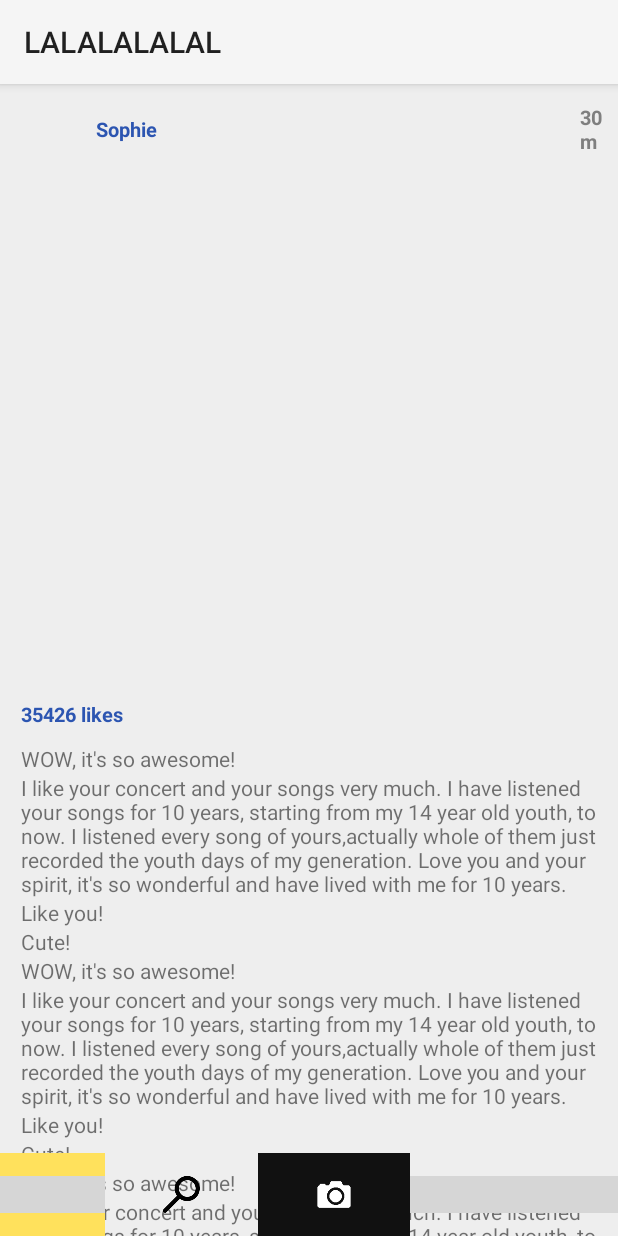
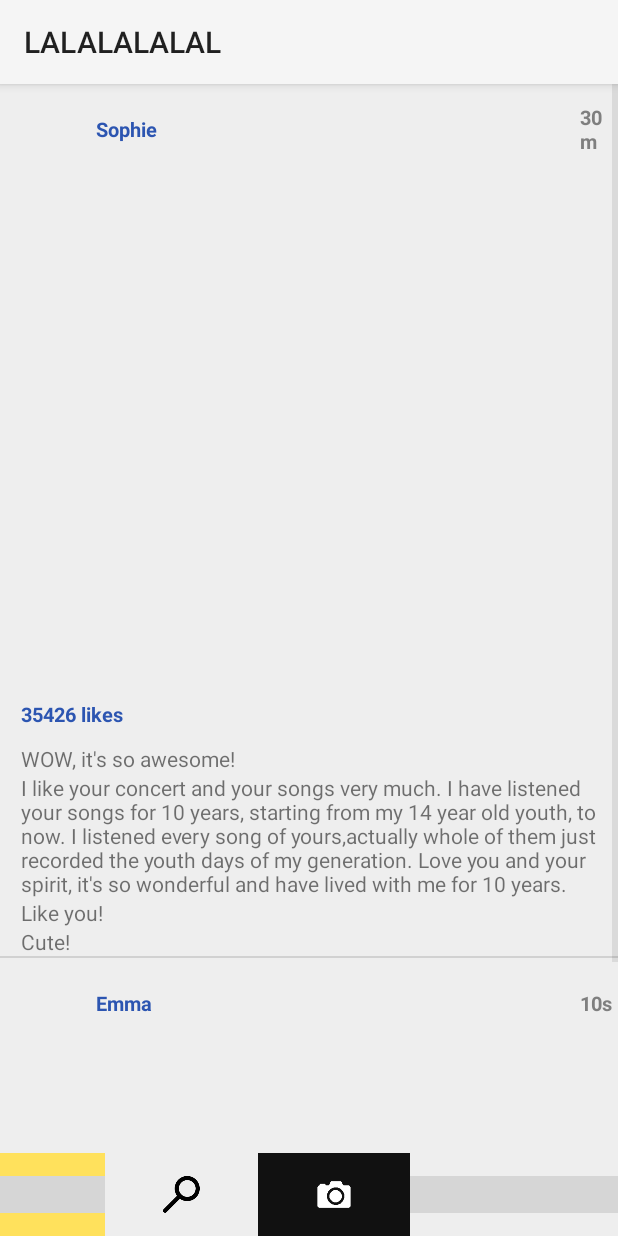
Before and after one commit to xiexiangyi0/PicsHouse-Android, an Android app: the screen it shows after launch (MainActivity), after a tap on an icon or button, on a phone screen of 412 x 824 dp. Run offline under Robolectric (Android 15) with nearby library versions, the phone set to English and light mode, and no system bars; 3 statements that could not run were skipped; grey boxes are pictures that could not be loaded.

Commit message:
fix 'getView' duplicate adding comment view issue.

```diff
--- a/app/src/main/java/com/xiangyixie/picshouse/model/PostFeedData.java
+++ b/app/src/main/java/com/xiangyixie/picshouse/model/PostFeedData.java
@@ -22,21 +22,21 @@ public class PostFeedData {
         String[] usernames={"Sophie","Emma","Anna","Diana","Michael","Peter"};
 
         String[] user_img_uris = {
-                "/sdcard/DCIM/Camera/IMG_20140328_100316.jpeg",
-                "/sdcard/DCIM/Camera/IMG_20140328_120349.jpeg",
-                "/sdcard/DCIM/Camera/IMG_20140330_113729.jpeg",
-                "/sdcard/DCIM/Camera/IMG_20140331_174356.jpeg",
-                "/sdcard/DCIM/Camera/IMG_20140726_154656.jpeg",
-                "/sdcard/DCIM/Camera/IMG_20140918_120303.jpeg"
+                "/sdcard/Download/img1.jpg",
+                "/sdcard/Download/img2.jpg",
+                "/sdcard/Download/img3.jpg",
+                "/sdcard/Download/img4.jpg",
+                "/sdcard/Download/img5.jpg",
+                "/sdcard/Download/img6.jpg",
         };
 
         String[] pic_img_uris = {
-                "/sdcard/DCIM/Camera/IMG_20141026_122202.jpeg",
-                "/sdcard/DCIM/Camera/IMG_20141127_135254.jpeg",
-                "/sdcard/DCIM/Camera/IMG_20141224_210531.jpeg",
-                "/sdcard/DCIM/Camera/IMG_20150406_083757.jpeg",
-                "/sdcard/DCIM/Camera/IMG_20150409_123209.jpeg",
-                "/sdcard/DCIM/Camera/IMG_20150430_173705.jpeg"
+                "/sdcard/Download/img6.jpg",
+                "/sdcard/Download/img5.jpg",
+                "/sdcard/Download/img4.jpg",
+                "/sdcard/Download/img3.jpg",
+                "/sdcard/Download/img2.jpg",
+                "/sdcard/Download/img1.jpg",
         };
 
         String[] times = {
--- a/app/src/main/java/com/xiangyixie/picshouse/view/pinnedHeaderListView/HeaderListViewAdapter.java
+++ b/app/src/main/java/com/xiangyixie/picshouse/view/pinnedHeaderListView/HeaderListViewAdapter.java
@@ -9,6 +9,7 @@ import android.graphics.BitmapFactory;
 import android.graphics.drawable.BitmapDrawable;
 import android.support.v4.graphics.drawable.RoundedBitmapDrawable;
 import android.support.v4.graphics.drawable.RoundedBitmapDrawableFactory;
+import android.util.Log;
 import android.view.LayoutInflater;
 import android.view.View;
 import android.view.ViewGroup;
@@ -30,12 +31,14 @@ public class HeaderListViewAdapter extends BaseAdapter implements PinnedHeaderLi
 
     private LayoutInflater inflater;
 
-    private ArrayList<Post> datas;
-    private int lastItem = datas.size()-1;
+    private ArrayList<Post> datas = null;
+    private int lastItem = 0;
 
     public HeaderListViewAdapter(final LayoutInflater inflater) {
         this.inflater = inflater;
+        this.datas = new ArrayList<Post>();
         loadData();
+        this.lastItem = datas.size()-1;
     }
 
     @Override
@@ -62,6 +65,8 @@ public class HeaderListViewAdapter extends BaseAdapter implements PinnedHeaderLi
         View view = convertView;
         if (view == null) {
             view = inflater.inflate(R.layout.tab_house_listview_item, null);
+        } else {
+            return view;
         }
 
         Post post = datas.get(position);
@@ -91,6 +96,7 @@ public class HeaderListViewAdapter extends BaseAdapter implements PinnedHeaderLi
         LinearLayout comment_list = (LinearLayout) view.findViewById(R.id.post_comment_list);
 
         ArrayList<String> comment = post.getComment();
+        Log.d("MYDEBUG", "size = " + comment.size());
         for (int i = 0; i < comment.size(); ++i) {
             TextView comment_view = new TextView(view.getContext());
             comment_view.setText(comment.get(i));
@@ -120,7 +126,10 @@ public class HeaderListViewAdapter extends BaseAdapter implements PinnedHeaderLi
 
     private void loadData() {
         PostFeedData data = new PostFeedData();
-        this.datas = data.getAllPostFeedData();
+        ArrayList<Post> tmp = data.getAllPostFeedData();
+        this.datas.add(tmp.get(0));
+        this.datas.add(tmp.get(1));
+        Log.d("MYDEBUG", "size = " + datas.size());
     }
 
     @Override
```
